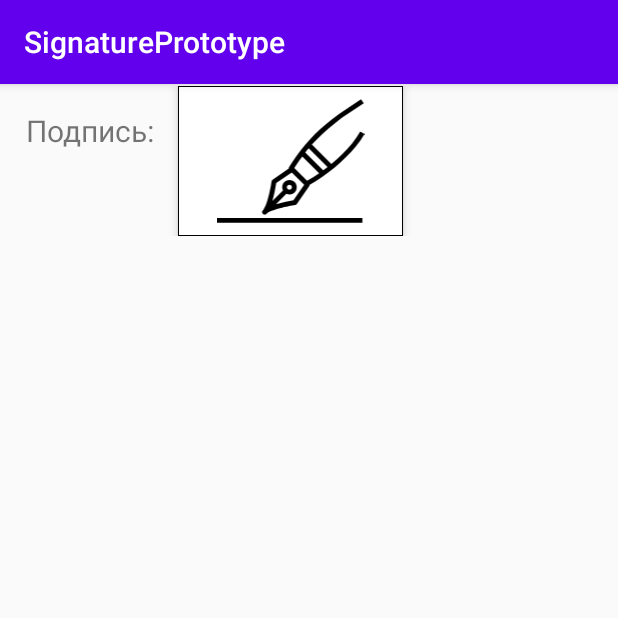
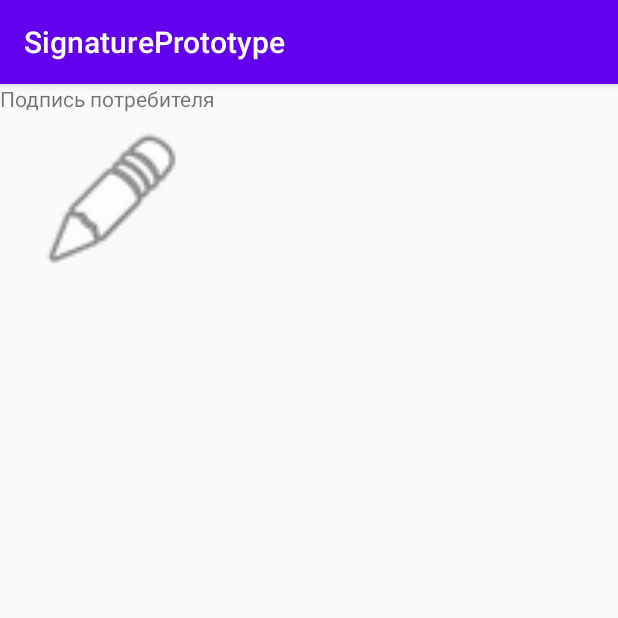
Before and after one commit to Sandroisu/SealPortotype, an Android app: the screen it shows after launch (MainActivity), on a phone screen of 412 x 824 dp, the top half of it. Run offline under Robolectric (Android 15) with nearby library versions, the phone set to English and light mode, and no system bars.

Commit message:
рефакторинг

```diff
--- a/app/src/main/java/ru/alex/sealportotype/MainActivity.java
+++ b/app/src/main/java/ru/alex/sealportotype/MainActivity.java
@@ -1,107 +1,70 @@
 package ru.alex.sealportotype;
 
+import androidx.annotation.Nullable;
 import androidx.appcompat.app.AlertDialog;
 import androidx.appcompat.app.AppCompatActivity;
 
-import android.content.Context;
 import android.content.DialogInterface;
 import android.content.Intent;
-import android.graphics.Bitmap;
-import android.graphics.BitmapFactory;
 import android.os.Bundle;
-import android.util.Base64;
-import android.view.View;
-import android.widget.Button;
-import android.widget.ImageButton;
-import android.widget.ImageView;
-import android.widget.RelativeLayout;
 
-import java.io.File;
-import java.io.FileInputStream;
-import java.io.IOException;
-
-import static ru.alex.sealportotype.SignatureActivity.FILE_NAME;
-
-public class MainActivity extends AppCompatActivity {
-    public static final String EDIT = "edit_mode";
-    private ImageView ivSign;
-    private ImageButton btnDelete;
-    private boolean isEdit = false;
-
+public class MainActivity extends AppCompatActivity
+        implements OnSignatureListener {
+    private SignatureField mSignatureField;
 
     @Override
     protected void onCreate(Bundle savedInstanceState) {
         super.onCreate(savedInstanceState);
         setContentView(R.layout.activity_main);
-        ivSign = findViewById(R.id.ivSign);
-        btnDelete = findViewById(R.id.btnDelete);
-        btnDelete.setOnClickListener(new View.OnClickListener() {
-            @Override
-            public void onClick(View v) {
-                new AlertDialog.Builder(MainActivity.this)
-                        .setTitle(R.string.signature_delete)
-                        .setMessage(R.string.delete_confirmation)
-                        .setPositiveButton(R.string.ok, new DialogInterface.OnClickListener() {
-                            @Override
-                            public void onClick(DialogInterface dialog, int which) {
-                                File file = getFilesDir();
-                                File file1 = new File(file, FILE_NAME);
-                                boolean deleted = file1.delete();
-                                btnDelete.setVisibility(View.GONE);
-                                ivSign.setImageDrawable(getDrawable(R.drawable.ic_pen));
-                            }
-                        })
-                        .setNegativeButton(R.string.exit, new DialogInterface.OnClickListener() {
-                            @Override
-                            public void onClick(DialogInterface dialog, int which) {
-                                dialog.dismiss();
-                            }
-                        })
-                        .create().show();
-            }
-        });
-        final Intent intent = new Intent(this, SignatureActivity.class);
-        ivSign.setOnClickListener(new View.OnClickListener() {
-            @Override
-            public void onClick(View v) {
-                intent.putExtra(EDIT, isEdit);
-                startActivity(intent);
-            }
-        });
 
+        mSignatureField = findViewById(R.id.signature);
+        mSignatureField.setOnSignatureListener(this);
     }
 
     @Override
-    protected void onResume() {
-        super.onResume();
-        getSignFromFile(ivSign);
+    public void onClickSignature(int mode, String signature) {
+        Intent intent = new Intent(this, SignatureActivity.class);
+        intent.putExtra(OnSignatureListener.MODE_NAME, mode);
+        intent.putExtra(OnSignatureListener.TITLE, "Подпись потребителя");
 
-    }
+        switch (mode) {
+            case OnSignatureListener.ADD:
+                startActivityForResult(intent, SignatureActivity.SIGNATURE_REQUEST_CODE);
+                break;
 
-    public void getSignFromFile(final ImageView view) {
-        FileInputStream fin = null;
-        try {
-            fin = openFileInput(FILE_NAME);
-            byte[] bytes = new byte[fin.available()];
-            fin.read(bytes);
-            String text = new String(bytes);
-            byte[] decodedString = Base64.decode(text, Base64.DEFAULT);
-            Bitmap bitmap = BitmapFactory.decodeByteArray(decodedString, 0, decodedString.length);
-            view.setImageBitmap(bitmap);
-            btnDelete.setVisibility(View.VISIBLE);
-            isEdit=true;
-        } catch (IOException ex) {
-            view.setImageDrawable(getDrawable(R.drawable.ic_pen));
-            btnDelete.setVisibility(View.GONE);
-            isEdit=false;
-        } finally {
+            case OnSignatureListener.UPDATE:
+                intent.putExtra(OnSignatureListener.IMAGE, signature);
+                startActivityForResult(intent, SignatureActivity.SIGNATURE_REQUEST_CODE);
+                break;
 
-            try {
-                if (fin != null)
-                    fin.close();
-            } catch (IOException ignored) {
-            }
+            case OnSignatureListener.REMOVE:
+                confirmDialog("Очистка подписи", "Вы уверены что хотите удалить подпись?", new DialogInterface.OnClickListener() {
+                    @Override
+                    public void onClick(DialogInterface dialog, int which) {
+                        // таким образом очищаем содержимое
+                        mSignatureField.setSrc(null);
+                    }
+                });
+                break;
         }
     }
 
+    @Override
+    protected void onActivityResult(int requestCode, int resultCode, @Nullable Intent data) {
+        super.onActivityResult(requestCode, resultCode, data);
+
+        if(requestCode == SignatureActivity.SIGNATURE_REQUEST_CODE && resultCode == RESULT_OK) {
+            String signature = data.getStringExtra(OnSignatureListener.IMAGE);
+            mSignatureField.setSrc(signature);
+        }
+    }
+
+    private void confirmDialog(String title, String message, DialogInterface.OnClickListener listener) {
+        AlertDialog.Builder dialog = new AlertDialog.Builder(MainActivity.this);
+        dialog.setTitle(title);
+        dialog.setMessage(message);
+        dialog.setPositiveButton("Да", listener);
+        dialog.setNegativeButton("Нет", null);
+        dialog.create().show();
+    }
 }
--- /dev/null
+++ b/app/src/main/java/ru/alex/sealportotype/OnSignatureListener.java
@@ -0,0 +1,27 @@
+package ru.alex.sealportotype;
+
+public interface OnSignatureListener {
+    String MODE_NAME = "mode";
+    String TITLE = "title";
+    String IMAGE = "image";
+
+    /**
+     * Режим добавления
+     */
+    int ADD = 0;
+    /**
+     * Режим обновления
+     */
+    int UPDATE = 1;
+
+    /**
+     * Удаление подписи
+     */
+    int REMOVE = 2;
+
+    /**
+     * обработчик добавления или редактирования подписи
+     * @param mode режим. OnSignatureListener.ADD, OnSignatureListener.UPDATE или OnSignatureListener.REMOVE
+     */
+    void onClickSignature(int mode, String signature);
+}
--- /dev/null
+++ b/app/src/main/java/ru/alex/sealportotype/SignatureField.java
@@ -0,0 +1,132 @@
+package ru.alex.sealportotype;
+
+import android.content.Context;
+import android.content.res.TypedArray;
+import android.graphics.Bitmap;
+import android.graphics.BitmapFactory;
+import android.util.AttributeSet;
+import android.util.Base64;
+import android.view.LayoutInflater;
+import android.view.View;
+import android.view.ViewGroup;
+import android.widget.ImageButton;
+import android.widget.ImageView;
+import android.widget.LinearLayout;
+import android.widget.TextView;
+
+import androidx.annotation.Nullable;
+
+public class SignatureField extends LinearLayout implements View.OnClickListener {
+
+    private TextView tvSignatureLabel;
+    private ImageView ivSignature;
+    private ImageButton btnSignatureClear;
+    private OnSignatureListener mListener;
+    private String mBase64 = "";
+    private int mDefaultSrc;
+
+    public SignatureField(Context context, @Nullable AttributeSet attrs) {
+        super(context, attrs);
+
+        TypedArray a = context.obtainStyledAttributes(attrs,
+                R.styleable.SignatureField, 0, 0);
+
+        String src = a.getString(R.styleable.SignatureField_src);
+        String label = a.getString(R.styleable.SignatureField_label);
+        int removeIcon = a.getResourceId(R.styleable.SignatureField_removeIcon, 0);
+        mDefaultSrc = a.getResourceId(R.styleable.SignatureField_defaultSrc, 0);
+        a.recycle();
+
+        setOrientation(LinearLayout.VERTICAL);
+        setLayoutParams(new LayoutParams(ViewGroup.LayoutParams.MATCH_PARENT, ViewGroup.LayoutParams.WRAP_CONTENT));
+
+        LayoutInflater inflater = (LayoutInflater) context
+                .getSystemService(Context.LAYOUT_INFLATER_SERVICE);
+        inflater.inflate(R.layout.signature_field, this, true);
+
+        tvSignatureLabel = findViewById(R.id.tvSignatureLabel);
+        ivSignature = findViewById(R.id.ivSignature);
+        ivSignature.setOnClickListener(this);
+        btnSignatureClear = findViewById(R.id.btnSignatureClear);
+        btnSignatureClear.setOnClickListener(this);
+
+        if(label != null) {
+            setLabel(label);
+        }
+
+        if(mDefaultSrc != 0) {
+            setDefaultSrc(mDefaultSrc);
+        }
+
+        if(removeIcon != 0) {
+            setRemoveIcon(removeIcon);
+        }
+
+        if(src != null) {
+            setSrc(src);
+        }
+    }
+
+    /**
+     * Добавление обработчика
+     * @param listener обработчик
+     */
+    public void setOnSignatureListener(OnSignatureListener listener) {
+        mListener = listener;
+    }
+
+    /**
+     * Устнаовка подписи
+     * @param base64 подпись в фомате base64
+     */
+    public void setSrc(String base64) {
+        mBase64 = base64;
+
+        if(mBase64 != null) {
+            ivSignature.setImageBitmap(BitmapUtil.toBitmap(mBase64));
+            btnSignatureClear.setVisibility(VISIBLE);
+        } else {
+            setDefaultSrc(mDefaultSrc);
+            btnSignatureClear.setVisibility(GONE);
+        }
+    }
+
+    /**
+     * Установка наименования поля
+     * @param label наименование
+     */
+    public void setLabel(String label) {
+        tvSignatureLabel.setText(label);
+    }
+
+    /**
+     * Иконка для очистки подписи
+     * @param resId иден. подписи
+     */
+    public void setRemoveIcon(int resId) {
+        btnSignatureClear.setImageResource(resId);
+    }
+
+    /**
+     * Иконка для подписи по умолчанию
+     * @param resId иден. ресурса
+     */
+    public void setDefaultSrc(int resId) {
+        ivSignature.setImageResource(resId);
+    }
+
+    @Override
+    public void onClick(View v) {
+        if(mListener != null) {
+            switch (v.getId()) {
+                case R.id.btnSignatureClear:
+                    mListener.onClickSignature(OnSignatureListener.REMOVE, mBase64);
+                    break;
+
+                case R.id.ivSignature:
+                    mListener.onClickSignature((mBase64 == null || mBase64.isEmpty()) ? OnSignatureListener.ADD : OnSignatureListener.UPDATE, mBase64);
+                    break;
+            }
+        }
+    }
+}
--- a/app/src/main/res/drawable/ic_clear.xml
+++ /dev/null
@@ -1,10 +0,0 @@
-
-<vector xmlns:android="http://schemas.android.com/apk/res/android"
-    android:width="24dp"
-    android:height="24dp"
-    android:viewportWidth="512.0"
-    android:viewportHeight="512.001">
-  <path
-      android:fillColor="#FF000000"
-      android:pathData="M505.922,476.567L285.355,256L505.92,35.435c8.106,-8.105 8.106,-21.248 0,-29.354c-8.105,-8.106 -21.248,-8.106 -29.354,0L256.001,226.646L35.434,6.081c-8.105,-8.106 -21.248,-8.106 -29.354,0c-8.106,8.105 -8.106,21.248 0,29.354L226.646,256L6.08,476.567c-8.106,8.106 -8.106,21.248 0,29.354c8.105,8.105 21.248,8.106 29.354,0l220.567,-220.567l220.567,220.567c8.105,8.105 21.248,8.106 29.354,0S514.028,484.673 505.922,476.567z"/>
-</vector>
--- a/app/src/main/res/drawable/round_button.xml
+++ /dev/null
@@ -1,20 +0,0 @@
-<?xml version="1.0" encoding="utf-8"?>
-<ripple xmlns:android="http://schemas.android.com/apk/res/android"
-    android:color="@color/colorPrimary">
-
-    <item>
-        <shape android:shape="oval">
-
-            <solid android:color="#D8D8D8" />
-
-        </shape>
-    </item>
-    <item android:drawable="@drawable/ic_clear"
-        android:gravity="fill"
-        android:top="10dp"
-        android:left="10dp"
-        android:right="10dp"
-        android:bottom="10dp">
-
-    </item>
-</ripple>
--- a/app/src/main/res/layout/activity_main.xml
+++ b/app/src/main/res/layout/activity_main.xml
@@ -2,46 +2,15 @@
 <LinearLayout xmlns:android="http://schemas.android.com/apk/res/android"
     xmlns:tools="http://schemas.android.com/tools"
     android:layout_width="match_parent"
-    android:layout_height="match_parent"
-    android:orientation="vertical"
+    android:layout_height="wrap_content"
+    xmlns:app="http://schemas.android.com/apk/res-auto"
     tools:context=".MainActivity">
 
-    <RelativeLayout
-        android:id="@+id/rlSign"
+    <ru.alex.sealportotype.SignatureField
+        android:id="@+id/signature"
         android:layout_width="match_parent"
         android:layout_height="wrap_content"
-        android:orientation="horizontal"
-        android:padding="1dp">
-
-        <TextView
-            android:id="@+id/tvLabel"
-            android:layout_width="wrap_content"
-            android:layout_height="wrap_content"
-            android:layout_alignParentStart="true"
-            android:text="@string/sign_with_colon"
-            android:layout_margin="16dp"
-            android:textSize="20sp"/>
-
-        <ImageView
-            android:id="@+id/ivSign"
-            android:layout_width="150dp"
-            android:layout_height="100dp"
-            android:layout_toEndOf="@id/tvLabel"
-            android:src="@drawable/ic_pen"
-            android:background="@drawable/border"
-            android:text="@string/sign"
-            android:elevation="4dp"/>
-        <ImageButton
-            android:id="@+id/btnDelete"
-            android:src="@drawable/round_button"
-            android:background="@android:color/transparent"
-            android:layout_toEndOf="@id/ivSign"
-            android:layout_width="wrap_content"
-            android:layout_height="wrap_content"
-            android:layout_margin="16dp"
-            android:text="@string/delete"
-            android:visibility="gone"/>
-    </RelativeLayout>
-
+        app:label="Подпись потребителя"
+        app:defaultSrc="@android:drawable/ic_menu_edit"/>
 
 </LinearLayout>
--- /dev/null
+++ b/app/src/main/res/layout/signature_field.xml
@@ -0,0 +1,47 @@
+<?xml version="1.0" encoding="utf-8"?>
+<merge xmlns:android="http://schemas.android.com/apk/res/android"
+    xmlns:tools="http://schemas.android.com/tools">
+
+    <LinearLayout
+        android:layout_width="match_parent"
+        android:layout_height="wrap_content"
+        android:orientation="vertical">
+
+        <TextView
+            android:id="@+id/tvSignatureLabel"
+            android:layout_width="match_parent"
+            android:layout_height="wrap_content"
+            android:text="@string/sign_with_colon"
+            android:layout_marginBottom="8dp"/>
+
+        <RelativeLayout
+            android:layout_width="match_parent"
+            android:layout_height="wrap_content">
+
+            <ImageView
+                android:id="@+id/ivSignature"
+                android:layout_width="150dp"
+                android:layout_height="100dp"
+                android:src="@android:drawable/ic_menu_edit"
+                android:scaleType="fitCenter"
+                android:contentDescription="@string/sign"
+                android:layout_alignParentStart="true"/>
+
+            <ImageButton
+                android:id="@+id/btnSignatureClear"
+                android:layout_width="wrap_content"
+                android:layout_height="wrap_content"
+                android:src="@android:drawable/ic_menu_close_clear_cancel"
+                android:background="@android:color/transparent"
+                android:contentDescription="Удаление подписи"
+                android:visibility="gone"
+                tools:visibility="visible"
+                android:layout_alignParentEnd="true" />
+
+        </RelativeLayout>
+
+    </LinearLayout>
+
+
+
+</merge>
--- a/build.gradle
+++ b/build.gradle
@@ -8,7 +8,7 @@ buildscript {
 
     }
     dependencies {
-        classpath 'com.android.tools.build:gradle:3.6.1'
+        classpath 'com.android.tools.build:gradle:3.6.3'
 
 
         // NOTE: Do not place your application dependencies here; they belong
```
Also changed, not shown: app/src/main/java/ru/alex/sealportotype/BitmapUtil.java (added, +85 -0 lines), app/src/main/java/ru/alex/sealportotype/IFinishCallback.java (deleted, +0 -10 lines), app/src/main/java/ru/alex/sealportotype/SignatureActivity.java (+68 -75 lines), app/src/main/java/ru/alex/sealportotype/SignatureDrawingView.java (renamed from app/src/main/java/ru/alex/sealportotype/DrawingView.java, +33 -36 lines), app/src/main/res/values/attr.xml (added, +9 -0 lines).
